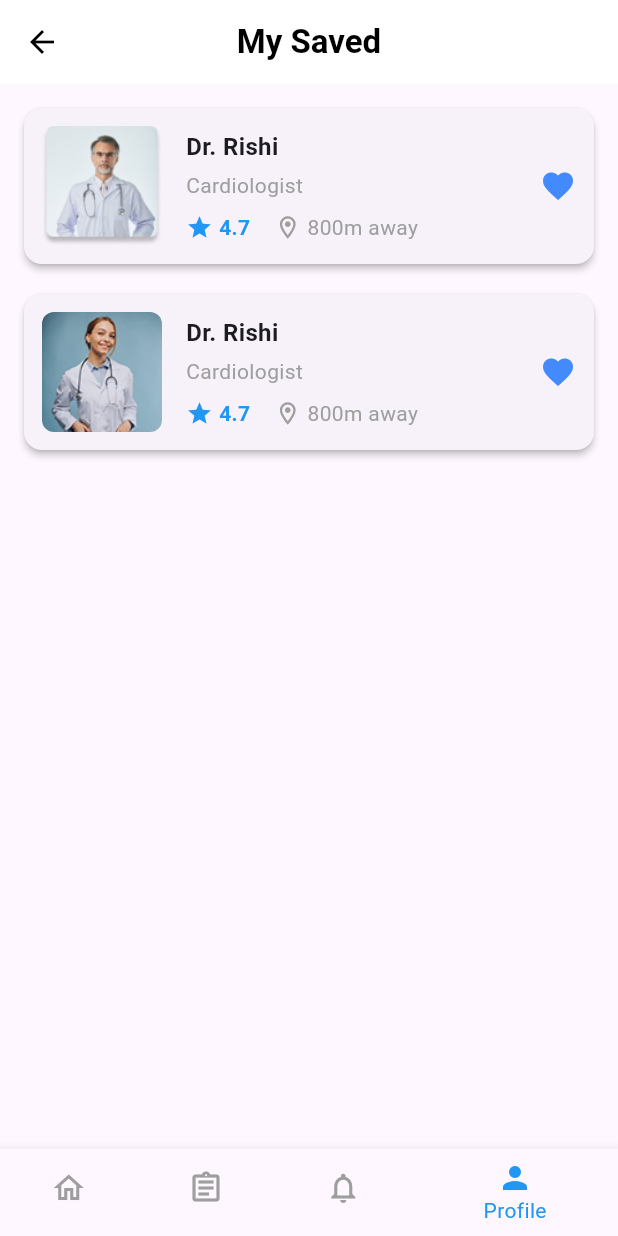
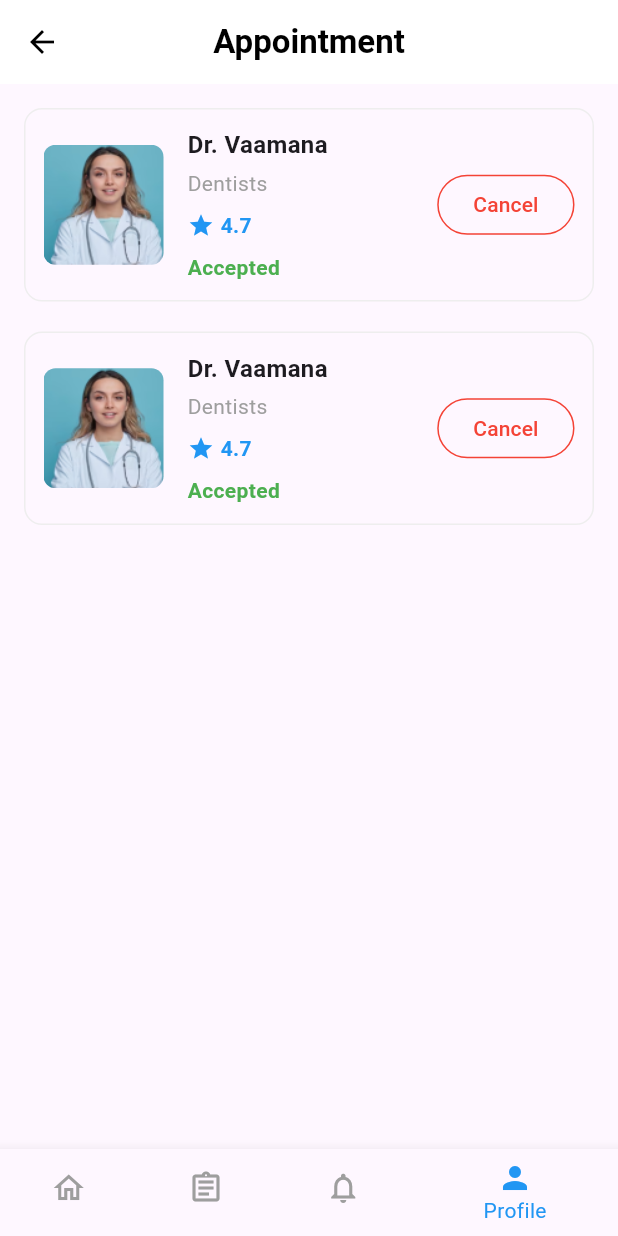
Before and after one commit to SumindaBandara/HelthcareMobileApp, a Flutter app: the screen it shows after launch, on a phone screen of 412 x 824 dp. Run offline on Flutter 3.47's test engine with Material 3 defaults, Android fonts, the phone set to English and light mode, and no system bars.

Commit message:
create appoinment page

```diff
--- a/lib/AppointmentPage.dart
+++ b/lib/AppointmentPage.dart
@@ -0,0 +1,129 @@
+import 'package:flutter/material.dart';
+
+void main() => runApp(AppointmentApp());
+
+class AppointmentApp extends StatelessWidget {
+  @override
+  Widget build(BuildContext context) {
+    return MaterialApp(
+      home: AppointmentScreen(),
+      debugShowCheckedModeBanner: false,
+    );
+  }
+}
+
+class AppointmentScreen extends StatelessWidget {
+  final List<Map<String, String>> appointments = [
+    {
+      'name': 'Dr. Vaamana',
+      'specialty': 'Dentists',
+      'rating': '4.7',
+      'status': 'Accepted',
+      'image': 'images/appdoc.png',
+    },
+    {
+      'name': 'Dr. Vaamana',
+      'specialty': 'Dentists',
+      'rating': '4.7',
+      'status': 'Accepted',
+      'image': 'images/appdoc.png',
+    },
+  ];
+
+  @override
+  Widget build(BuildContext context) {
+    return Scaffold(
+      appBar: AppBar(
+        leading: Icon(Icons.arrow_back, color: Colors.black),
+        backgroundColor: Colors.white,
+        elevation: 0,
+        centerTitle: true,
+        title: Text('Appointment',
+            style: TextStyle(color: Colors.black, fontWeight: FontWeight.bold)),
+      ),
+      body: ListView.builder(
+        padding: const EdgeInsets.all(16),
+        itemCount: appointments.length,
+        itemBuilder: (context, index) {
+          var doctor = appointments[index];
+          return Container(
+            margin: const EdgeInsets.only(bottom: 20),
+            padding: const EdgeInsets.all(12),
+            decoration: BoxDecoration(
+              borderRadius: BorderRadius.circular(12),
+              border: Border.all(color: Colors.grey.shade200),
+            ),
+            child: Row(
+              children: [
+                ClipRRect(
+                  borderRadius: BorderRadius.circular(8),
+                  child: Image.asset(
+                    doctor['image']!,
+                    width: 80,
+                    height: 80,
+                    fit: BoxFit.cover,
+                  ),
+                ),
+                const SizedBox(width: 16),
+                Expanded(
+                  child: Column(
+                    crossAxisAlignment: CrossAxisAlignment.start,
+                    children: [
+                      Text(doctor['name']!,
+                          style: TextStyle(
+                              fontWeight: FontWeight.bold, fontSize: 16)),
+                      const SizedBox(height: 4),
+                      Text(doctor['specialty']!,
+                          style: TextStyle(color: Colors.grey)),
+                      const SizedBox(height: 8),
+                      Row(
+                        children: [
+                          Icon(Icons.star, color: Colors.blue, size: 18),
+                          const SizedBox(width: 4),
+                          Text(doctor['rating']!,
+                              style: TextStyle(
+                                  color: Colors.blue,
+                                  fontWeight: FontWeight.w600)),
+                        ],
+                      ),
+                      const SizedBox(height: 8),
+                      Text(doctor['status']!,
+                          style: TextStyle(
+                              color: Colors.green,
+                              fontWeight: FontWeight.bold)),
+                    ],
+                  ),
+                ),
+                OutlinedButton(
+                  onPressed: () {},
+                  style: OutlinedButton.styleFrom(
+                    side: BorderSide(color: Colors.red),
+                    shape: RoundedRectangleBorder(
+                        borderRadius: BorderRadius.circular(30)),
+                  ),
+                  child: Text('Cancel',
+                      style: TextStyle(color: Colors.red, fontSize: 14)),
+                ),
+              ],
+            ),
+          );
+        },
+      ),
+      bottomNavigationBar: BottomNavigationBar(
+        currentIndex: 3,
+        selectedItemColor: Colors.blue,
+        unselectedItemColor: Colors.grey,
+        items: const [
+          BottomNavigationBarItem(
+              icon: Icon(Icons.home_outlined), label: 'Home'),
+          BottomNavigationBarItem(
+              icon: Icon(Icons.assignment_outlined), label: 'Reports'),
+          BottomNavigationBarItem(
+              icon: Icon(Icons.notifications_none_outlined),
+              label: 'Notification'),
+          BottomNavigationBarItem(icon: Icon(Icons.person), label: 'Profile'),
+        ],
+      ),
+    );
+  }
+}
--- a/lib/main.dart
+++ b/lib/main.dart
@@ -1,4 +1,5 @@
 import 'package:flutter/material.dart';
+import 'package:untitled/AppointmentPage.dart';
 
 import 'package:untitled/onboarding1.dart';
 import 'package:untitled/onboarding2.dart';
@@ -24,7 +25,7 @@ class MyApp extends StatelessWidget {
     return MaterialApp(
       initialRoute: '/',
       routes: {
-        '/': (context) => SavedDoctor(),
+        '/': (context) => AppointmentApp(),
         '/one': (context) => Home1(),
         '/two': (context) => Onboarding2(),
         '/four': (context) => Onboarding3(),
```
Also changed, not shown: images/appdoc.png (added), 4 other files.
